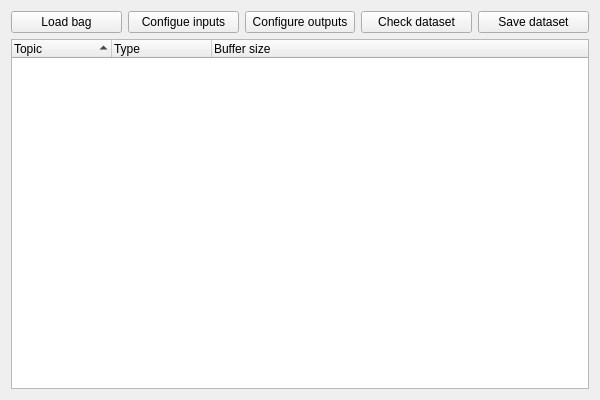
This is resource/RosBagToDataset.ui in nilseuropa/rqt_bag_to_dataset as Qt 5 draws it before an edit. The edited form follows.
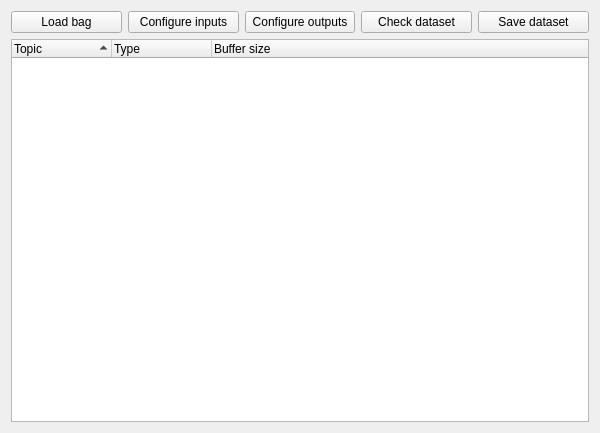
This is the edited form.

Diff of the .ui file:
```diff
--- a/resource/RosBagToDataset.ui
+++ b/resource/RosBagToDataset.ui
@@ -12,10 +12,9 @@
     <x>0</x>
     <y>0</y>
     <width>600</width>
-    <height>400</height>
+    <height>433</height>
    </rect>
   </property>
-
   <property name="windowTitle">
    <string>BAG to Dataset</string>
   </property>
@@ -23,8 +22,7 @@
   <layout class="QVBoxLayout" name="verticalLayout" stretch="0,0">
 
    <item>
-    <layout class="QHBoxLayout" name="horizontalLayout" stretch="0,0,0,0,0,0,0,0,0,0,0,0,0,0,0,0">
-
+    <layout class="QHBoxLayout" name="horizontalLayout" stretch="0,0,0,0,0">
      <item>
       <widget class="QPushButton" name="load_bag_push_button">
        <property name="toolTip">
@@ -38,11 +36,11 @@
 
      <item>
       <widget class="QPushButton" name="input_conf_push_button">
-       <property name="text">
-        <string>Configue inputs</string>
-       </property>
        <property name="toolTip">
-         <string>Select data fields expected as inference inputs</string>
+        <string>Select data fields expected as inference inputs</string>
+       </property>
+       <property name="text">
+        <string>Configure inputs</string>
        </property>
       </widget>
      </item>
@@ -82,7 +80,6 @@
 
     </layout>
    </item>
-
    <item>
     <widget class="QTreeWidget" name="topics_tree_widget">
      <property name="contextMenuPolicy">
@@ -120,13 +117,6 @@
 
   </layout>
  </widget>
- <customwidgets>
-  <customwidget>
-   <class>InteractiveGraphicsView</class>
-   <extends>QGraphicsView</extends>
-   <header>rqt_graph.interactive_graphics_view</header>
-  </customwidget>
- </customwidgets>
  <resources/>
  <connections/>
 </ui>
```
Left out of the diff: 34 changed lines with no effect on the pictures.
